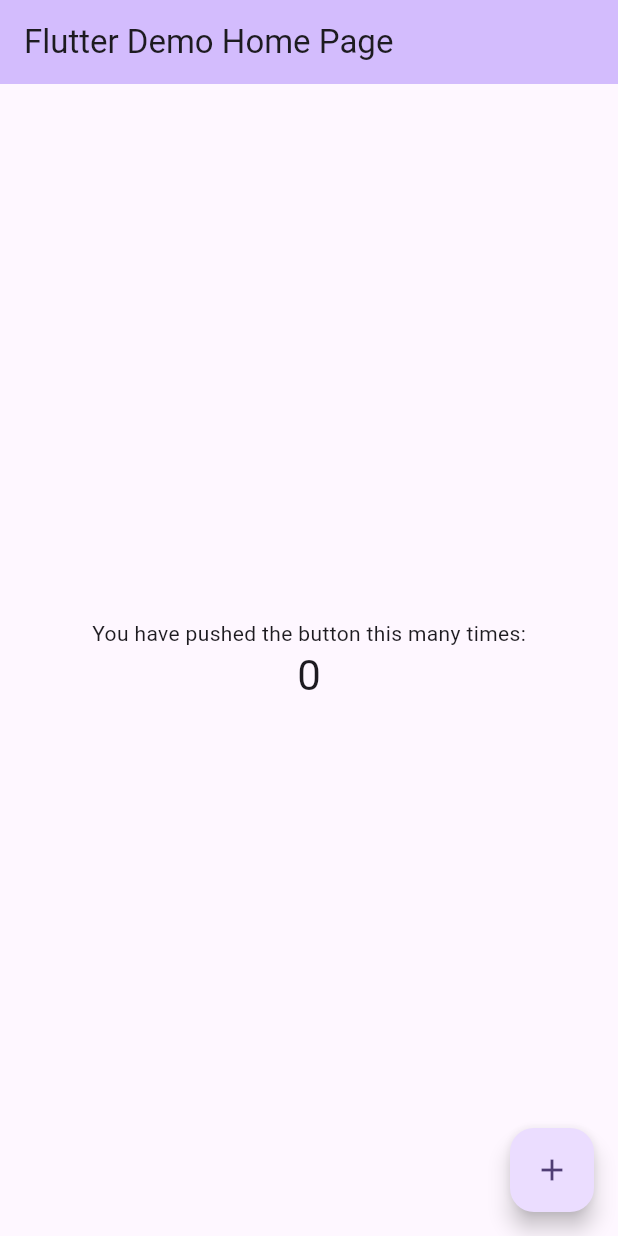
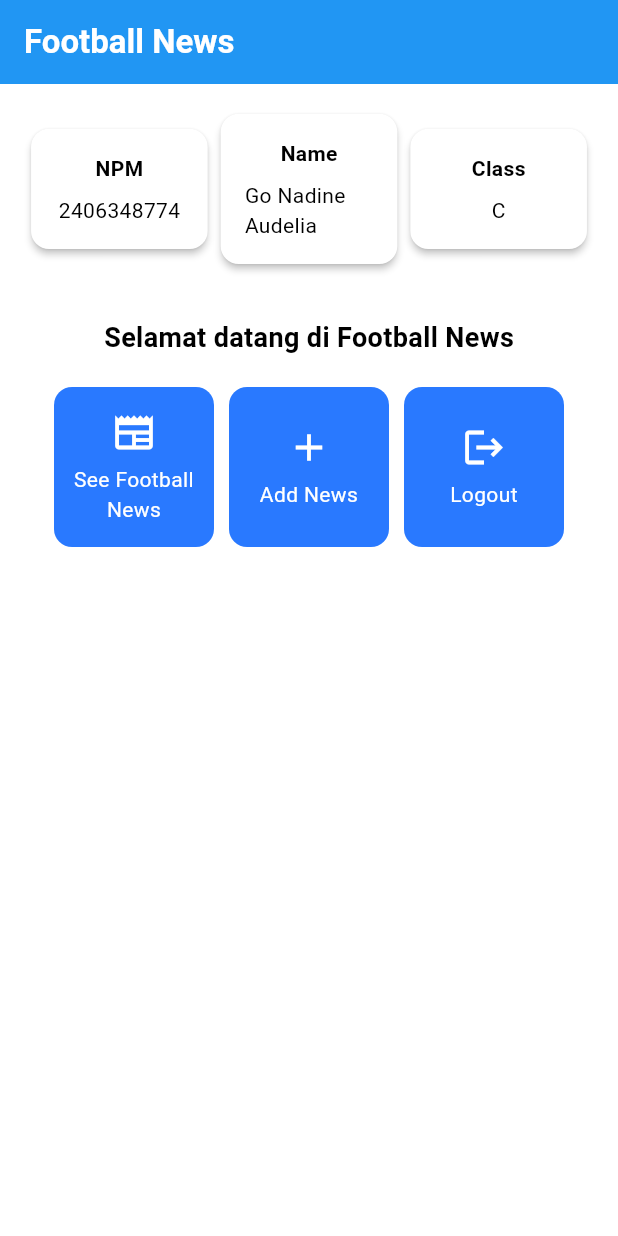
Before and after one commit to Nad-0/football-news-mobile, a Flutter app: the screen it shows after launch, on a phone screen of 412 x 824 dp. Run offline on Flutter 3.47's test engine with Material 3 defaults, Android fonts, the phone set to English and light mode, and no system bars.

Commit message:
tutorial 6 selesai

```diff
--- a/lib/main.dart
+++ b/lib/main.dart
@@ -1,4 +1,5 @@
 import 'package:flutter/material.dart';
+import 'package:football_news/menu.dart';
 
 void main() {
   runApp(const MyApp());
@@ -7,116 +8,15 @@ void main() {
 class MyApp extends StatelessWidget {
   const MyApp({super.key});
 
-  // This widget is the root of your application.
   @override
   Widget build(BuildContext context) {
     return MaterialApp(
-      title: 'Flutter Demo',
+      title: 'Football News',
       theme: ThemeData(
-        // This is the theme of your application.
-        //
-        // TRY THIS: Try running your application with "flutter run". You'll see
-        // the application has a purple toolbar. Then, without quitting the app,
-        // try changing the seedColor in the colorScheme below to Colors.green
-        // and then invoke "hot reload" (save your changes or press the "hot
-        // reload" button in a Flutter-supported IDE, or press "r" if you used
-        // the command line to start the app).
-        //
-        // Notice that the counter didn't reset back to zero; the application
-        // state is not lost during the reload. To reset the state, use hot
-        // restart instead.
-        //
-        // This works for code too, not just values: Most code changes can be
-        // tested with just a hot reload.
-        colorScheme: ColorScheme.fromSeed(seedColor: Colors.deepPurple),
+        colorScheme: ColorScheme.fromSwatch(primarySwatch: Colors.blue)
+            .copyWith(secondary: Colors.blueAccent[400]),
       ),
-      home: const MyHomePage(title: 'Flutter Demo Home Page'),
+      home: MyHomePage(),
     );
   }
 }
-
-class MyHomePage extends StatefulWidget {
-  const MyHomePage({super.key, required this.title});
-
-  // This widget is the home page of your application. It is stateful, meaning
-  // that it has a State object (defined below) that contains fields that affect
-  // how it looks.
-
-  // This class is the configuration for the state. It holds the values (in this
-  // case the title) provided by the parent (in this case the App widget) and
-  // used by the build method of the State. Fields in a Widget subclass are
-  // always marked "final".
-
-  final String title;
-
-  @override
-  State<MyHomePage> createState() => _MyHomePageState();
-}
-
-class _MyHomePageState extends State<MyHomePage> {
-  int _counter = 0;
-
-  void _incrementCounter() {
-    setState(() {
-      // This call to setState tells the Flutter framework that something has
-      // changed in this State, which causes it to rerun the build method below
-      // so that the display can reflect the updated values. If we changed
-      // _counter without calling setState(), then the build method would not be
-      // called again, and so nothing would appear to happen.
-      _counter++;
-    });
-  }
-
-  @override
-  Widget build(BuildContext context) {
-    // This method is rerun every time setState is called, for instance as done
-    // by the _incrementCounter method above.
-    //
-    // The Flutter framework has been optimized to make rerunning build methods
-    // fast, so that you can just rebuild anything that needs updating rather
-    // than having to individually change instances of widgets.
-    return Scaffold(
-      appBar: AppBar(
-        // TRY THIS: Try changing the color here to a specific color (to
-        // Colors.amber, perhaps?) and trigger a hot reload to see the AppBar
-        // change color while the other colors stay the same.
-        backgroundColor: Theme.of(context).colorScheme.inversePrimary,
-        // Here we take the value from the MyHomePage object that was created by
-        // the App.build method, and use it to set our appbar title.
-        title: Text(widget.title),
-      ),
-      body: Center(
-        // Center is a layout widget. It takes a single child and positions it
-        // in the middle of the parent.
-        child: Column(
-          // Column is also a layout widget. It takes a list of children and
-          // arranges them vertically. By default, it sizes itself to fit its
-          // children horizontally, and tries to be as tall as its parent.
-          //
-          // Column has various properties to control how it sizes itself and
-          // how it positions its children. Here we use mainAxisAlignment to
-          // center the children vertically; the main axis here is the vertical
-          // axis because Columns are vertical (the cross axis would be
-          // horizontal).
-          //
-          // TRY THIS: Invoke "debug painting" (choose the "Toggle Debug Paint"
-          // action in the IDE, or press "p" in the console), to see the
-          // wireframe for each widget.
-          mainAxisAlignment: MainAxisAlignment.center,
-          children: <Widget>[
-            const Text('You have pushed the button this many times:'),
-            Text(
-              '$_counter',
-              style: Theme.of(context).textTheme.headlineMedium,
-            ),
-          ],
-        ),
-      ),
-      floatingActionButton: FloatingActionButton(
-        onPressed: _incrementCounter,
-        tooltip: 'Increment',
-        child: const Icon(Icons.add),
-      ), // This trailing comma makes auto-formatting nicer for build methods.
-    );
-  }
-}
--- /dev/null
+++ b/lib/menu.dart
@@ -0,0 +1,160 @@
+import 'package:flutter/material.dart';
+
+class MyHomePage extends StatelessWidget {
+  MyHomePage({super.key});
+
+  final String nama = "Go Nadine Audelia";
+  final String npm = "2406348774";
+  final String kelas = "C";
+
+  final List<ItemHomepage> items = [
+    ItemHomepage("See Football News", Icons.newspaper),
+    ItemHomepage("Add News", Icons.add),
+    ItemHomepage("Logout", Icons.logout),
+  ];
+
+  @override
+  Widget build(BuildContext context) {
+    // Scaffold menyediakan struktur dasar halaman
+    return Scaffold(
+      appBar: AppBar(
+        title: const Text(
+          'Football News',
+          style: TextStyle(
+            color: Colors.white,
+            fontWeight: FontWeight.bold,
+          ),
+        ),
+        backgroundColor: Theme.of(context).colorScheme.primary,
+      ),
+      body: Padding(
+        padding: const EdgeInsets.all(16.0),
+        child: Column(
+          crossAxisAlignment: CrossAxisAlignment.center,
+          children: [
+            // InfoCard
+            Row(
+              mainAxisAlignment: MainAxisAlignment.spaceEvenly,
+              children: [
+                InfoCard(title: 'NPM', content: npm),
+                InfoCard(title: 'Name', content: nama),
+                InfoCard(title: 'Class', content: kelas),
+              ],
+            ),
+
+            const SizedBox(height: 16.0),
+
+            Center(
+              child: Column(
+                children: [
+                  const Padding(
+                    padding: EdgeInsets.only(top: 16.0),
+                    child: Text(
+                      'Selamat datang di Football News',
+                      style: TextStyle(
+                        fontWeight: FontWeight.bold,
+                        fontSize: 18.0,
+                      ),
+                    ),
+                  ),
+
+                  // Grid item button
+                  GridView.count(
+                    primary: true,
+                    padding: const EdgeInsets.all(20),
+                    crossAxisSpacing: 10,
+                    mainAxisSpacing: 10,
+                    crossAxisCount: 3,
+                    shrinkWrap: true,
+                    children: items.map((ItemHomepage item) {
+                      return ItemCard(item);
+                    }).toList(),
+                  ),
+                ],
+              ),
+            ),
+          ],
+        ),
+      ),
+    );
+  }
+}
+
+class InfoCard extends StatelessWidget {
+  final String title;
+  final String content;
+
+  const InfoCard({super.key, required this.title, required this.content});
+
+  @override
+  Widget build(BuildContext context) {
+    return Card(
+      elevation: 2.0,
+      child: Container(
+        width: MediaQuery.of(context).size.width / 3.5,
+        padding: const EdgeInsets.all(16.0),
+        child: Column(
+          children: [
+            Text(
+              title,
+              style: const TextStyle(fontWeight: FontWeight.bold),
+            ),
+            const SizedBox(height: 8.0),
+            Text(content),
+          ],
+        ),
+      ),
+    );
+  }
+}
+
+class ItemHomepage {
+  final String name;
+  final IconData icon;
+
+  ItemHomepage(this.name, this.icon);
+}
+
+class ItemCard extends StatelessWidget {
+  final ItemHomepage item;
+
+  const ItemCard(this.item, {super.key});
+
+  @override
+  Widget build(BuildContext context) {
+    return Material(
+      color: Theme.of(context).colorScheme.secondary,
+      borderRadius: BorderRadius.circular(12),
+      child: InkWell(
+        onTap: () {
+          ScaffoldMessenger.of(context)
+            ..hideCurrentSnackBar()
+            ..showSnackBar(
+              SnackBar(content: Text("Kamu telah menekan tombol ${item.name}!")),
+            );
+        },
+        child: Container(
+          padding: const EdgeInsets.all(8),
+          child: Center(
+            child: Column(
+              mainAxisAlignment: MainAxisAlignment.center,
+              children: [
+                Icon(
+                  item.icon,
+                  color: Colors.white,
+                  size: 30.0,
+                ),
+                const Padding(padding: EdgeInsets.all(3)),
+                Text(
+                  item.name,
+                  textAlign: TextAlign.center,
+                  style: const TextStyle(color: Colors.white),
+                ),
+              ],
+            ),
+          ),
+        ),
+      ),
+    );
+  }
+}
```
